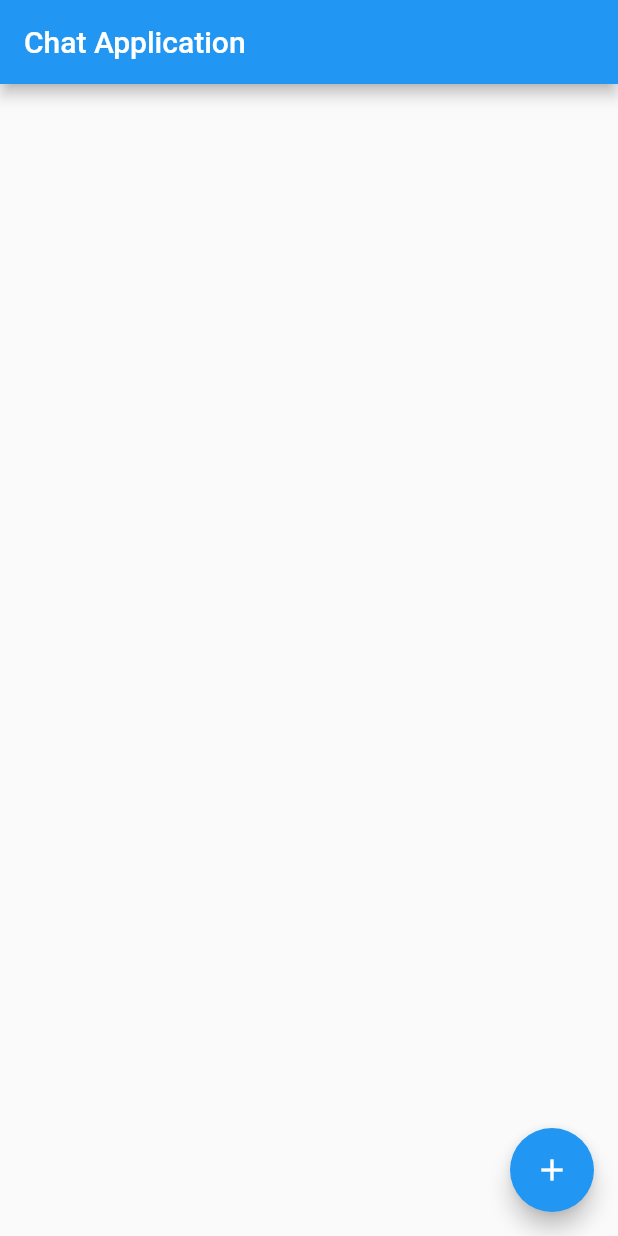
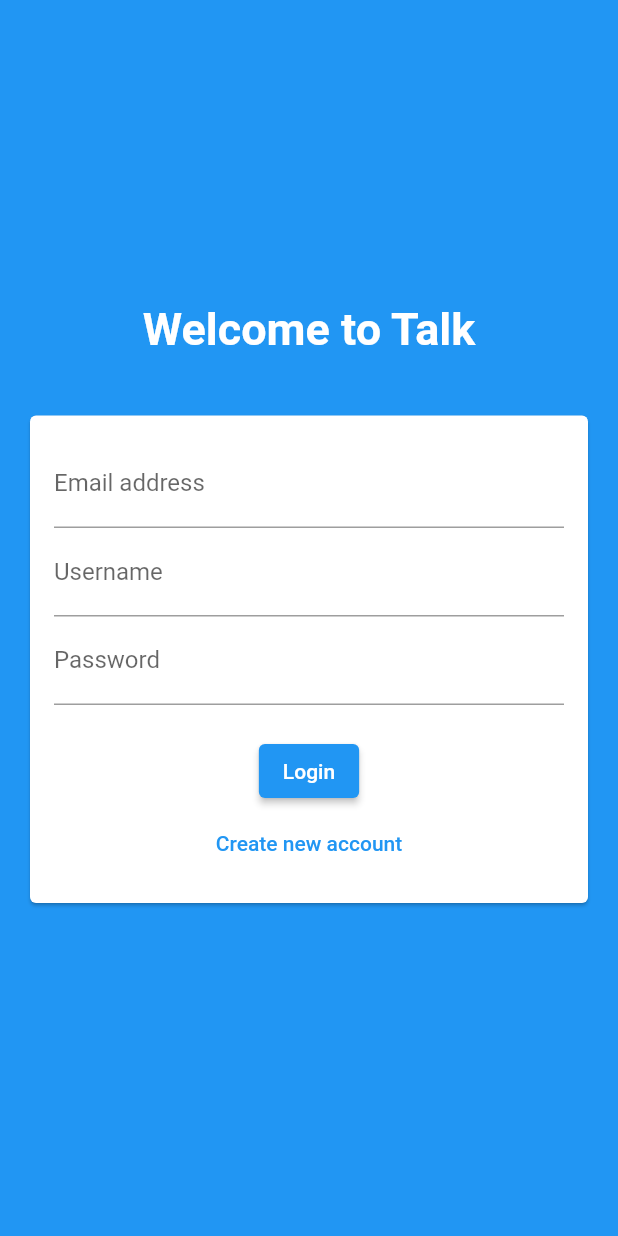
Before and after one commit to doanpt/flutter-learing, a Flutter app: the screen it shows after launch, on a phone screen of 412 x 824 dp. Run offline on Flutter 3.47's test engine with Material 2 defaults, Android fonts, the phone set to English and light mode, and no system bars; our stand-ins replace cloud_firestore, firebase_core; accounts and stored records are empty.

Commit message:
Add Auth screen UI

```diff
--- a/lib/main.dart
+++ b/lib/main.dart
@@ -1,5 +1,6 @@
 import 'package:firebase_core/firebase_core.dart';
 import 'package:flutter/material.dart';
+import 'package:talk/screens/auth_screen.dart';
 import 'package:talk/screens/chat_screen.dart';
 
 void main() async {
@@ -17,6 +18,6 @@ class MyApp extends StatelessWidget {
         theme: ThemeData(
           primarySwatch: Colors.blue,
         ),
-        home: ChatScreen());
+        home: AuthScreen());
   }
 }
--- a/lib/screens/auth_screen.dart
+++ b/lib/screens/auth_screen.dart
@@ -0,0 +1,17 @@
+import 'package:flutter/material.dart';
+import 'package:talk/widgets/auth_form.dart';
+
+class AuthScreen extends StatefulWidget {
+  @override
+  _AuthScreenState createState() => _AuthScreenState();
+}
+
+class _AuthScreenState extends State<AuthScreen> {
+  @override
+  Widget build(BuildContext context) {
+    return Scaffold(
+      backgroundColor: Theme.of(context).primaryColor,
+      body: AuthForm(),
+    );
+  }
+}
--- /dev/null
+++ b/lib/widgets/auth_form.dart
@@ -0,0 +1,67 @@
+import 'package:flutter/material.dart';
+
+class AuthForm extends StatefulWidget {
+  @override
+  _AuthFormState createState() => _AuthFormState();
+}
+
+class _AuthFormState extends State<AuthForm> {
+  @override
+  Widget build(BuildContext context) {
+    return Center(
+      child: SingleChildScrollView(
+        child: Column(mainAxisSize: MainAxisSize.min, children: [
+          Text(
+            'Welcome to Talk',
+            style: TextStyle(
+                color: Colors.white, fontWeight: FontWeight.bold, fontSize: 30),
+          ),
+          SizedBox(
+            height: 20,
+          ),
+          Card(
+            margin: EdgeInsets.all(20),
+            child: Padding(
+              padding: EdgeInsets.all(16.0),
+              child: Form(
+                child: Column(
+                  mainAxisSize: MainAxisSize.min,
+                  children: [
+                    TextFormField(
+                      keyboardType: TextInputType.emailAddress,
+                      decoration: InputDecoration(
+                        labelText: 'Email address',
+                      ),
+                    ),
+                    TextFormField(
+                      decoration: InputDecoration(
+                        labelText: 'Username',
+                      ),
+                    ),
+                    TextFormField(
+                      decoration: InputDecoration(
+                        labelText: 'Password',
+                      ),
+                      obscureText: true,
+                    ),
+                    SizedBox(
+                      height: 20,
+                    ),
+                    ElevatedButton(
+                      onPressed: () {},
+                      child: Text('Login'),
+                    ),
+                    TextButton(
+                      onPressed: () {},
+                      child: Text('Create new account'),
+                    ),
+                  ],
+                ),
+              ),
+            ),
+          ),
+        ]),
+      ),
+    );
+  }
+}
```
Also changed, not shown: 1 other file.
